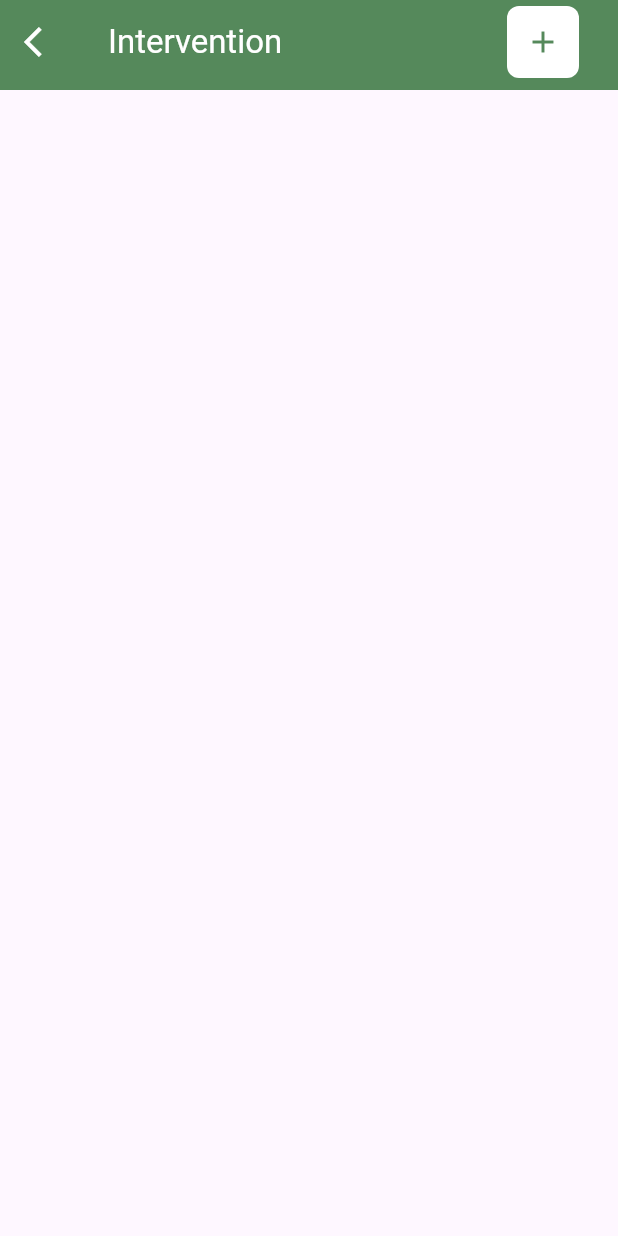
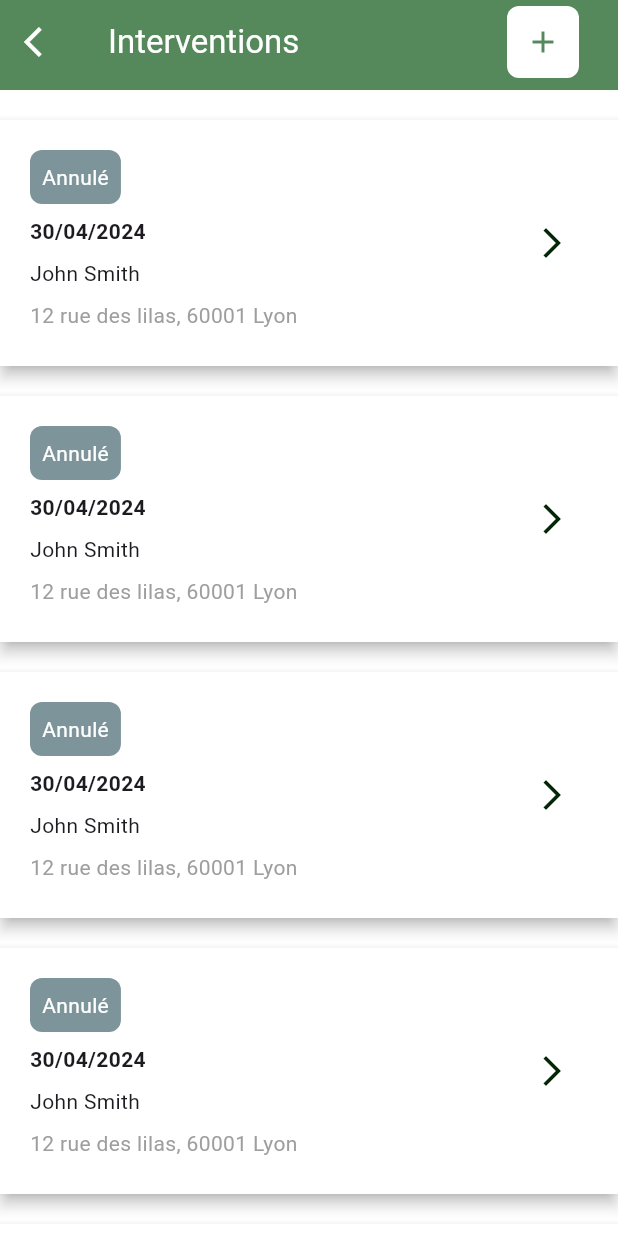
Before and after one commit to 242darkman/global-renov-dart-flutter, a Flutter app: the screen it shows after launch, after a tap on "Se connecter", on a phone screen of 412 x 824 dp. Run offline on Flutter 3.47's test engine with Material 3 defaults, Android fonts, the light colour scheme and no system bars.

Commit message:
feat: add screen home

```diff
--- a/global-renov-client/lib/screens/home.dart
+++ b/global-renov-client/lib/screens/home.dart
@@ -1,5 +1,6 @@
 import 'package:flutter/material.dart';
 import 'package:global_renov/screens/create.dart';
+import 'dart:math';
 
 void main() {
   runApp(const HomeApp());
@@ -42,14 +43,12 @@ class _MyHomePageState extends State<MyHomePage> {
               Icons.arrow_back_ios,
               color: Colors.white,
             ),
-            onPressed: () {
-              // Action à effectuer lorsque le bouton de retour est pressé
-            },
+            onPressed: () {},
           ),
           title: Row(
             children: [
               const Text(
-                "Intervention",
+                "Interventions",
                 style: TextStyle(
                   color: Colors.white,
                 ),
@@ -64,12 +63,13 @@ class _MyHomePageState extends State<MyHomePage> {
                 child: IconButton(
                   icon: const Icon(
                     Icons.add,
-                  color:  Color(0xFF55895B),
+                    color: Color(0xFF55895B),
                   ),
                   onPressed: () {
                     Navigator.push(
                       context,
-                    MaterialPageRoute(builder: (context) => const CreateApp()),
+                      MaterialPageRoute(
+                          builder: (context) => const CreateApp()),
                     );
                   },
                 ),
@@ -78,14 +78,107 @@ class _MyHomePageState extends State<MyHomePage> {
           ),
         ),
       ),
-      body: Center(
+      body: InterventionsList(),
+    );
+  }
+}
+
+class InterventionsList extends StatelessWidget {
+  final List interventions = List.generate(10, (index) {
+    final random = Random();
+    String status = ['Programmé', 'Annulé', 'Clôturé'][random.nextInt(3)];
+    return {
+      "status": status,
+      "date": "30/04/2024",
+      "customer": "John Smith",
+      "address": "12 rue des lilas, 60001 Lyon"
+    };
+  });
+
+  InterventionsList({
+    super.key,
+  });
+
+  @override
+  Widget build(BuildContext context) {
+    return Scaffold(
+        body: Container(
+            color: Colors.white,
+            child: ListView.builder(
+              itemCount: interventions.length,
+              itemBuilder: (context, index) => Card(
+                shape: const RoundedRectangleBorder(
+                  borderRadius: BorderRadius.zero,
+                ),
+                surfaceTintColor: Colors.white,
+                color: Colors.white,
+                elevation: 4,
+                margin: const EdgeInsets.only(top: 20),
+                child: Padding(
+                  padding: const EdgeInsets.all(20.0),
+                  child: Row(
+                    crossAxisAlignment: CrossAxisAlignment.center,
+                    children: [
+                      Expanded(
                         child: Column(
-          mainAxisAlignment: MainAxisAlignment.center,
-          children: <Widget>[
-
+                          crossAxisAlignment: CrossAxisAlignment.start,
+                          children: [
+                            Container(
+                              margin: EdgeInsets.only(bottom: 4),
+                              padding: EdgeInsets.all(8),
+                              decoration: BoxDecoration(
+                                color: _getStatusColor(
+                                    interventions[index]["status"]),
+                                borderRadius: BorderRadius.circular(8),
+                              ),
+                              child: Text(
+                                interventions[index]["status"],
+                                style: TextStyle(color: Colors.white),
+                              ),
+                            ),
+                            Padding(
+                              padding: EdgeInsets.symmetric(vertical: 4),
+                              child: Text(
+                                interventions[index]["date"],
+                                style: TextStyle(fontWeight: FontWeight.bold),
+                              ),
+                            ),
+                            Padding(
+                              padding: EdgeInsets.symmetric(vertical: 4),
+                              child: Text(
+                                interventions[index]["customer"],
+                              ),
+                            ),
+                            Padding(
+                              padding: EdgeInsets.symmetric(vertical: 4),
+                              child: Text(
+                                interventions[index]["address"],
+                                style: TextStyle(color: Colors.grey[500]),
+                              ),
+                            ),
                           ],
                         ),
                       ),
-    );
+                      IconButton(
+                        icon: Icon(Icons.arrow_forward_ios),
+                        color: Color(0xFF022606),
+                        onPressed: () {},
+                      ),
+                    ],
+                  ),
+                ),
+              ),
+            )));
   }
 }
+
+Color _getStatusColor(String status) {
+  switch (status) {
+    case "Programmé":
+      return Color(0xFF51BEE0);
+    case "Annulé":
+      return Color(0xFF7D949B);
+    default:
+      return Color(0xFF84CD8D);
+  }
+}
```
Lines whose indentation alone changed are shown as unchanged.
